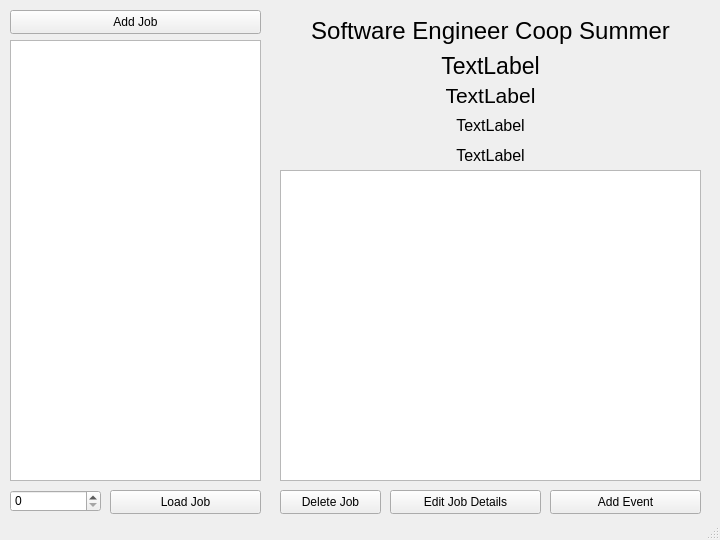
This is mainwindow.ui in frenchcokes/Job-Tracker as Qt 5 draws it before an edit. The edited form follows.
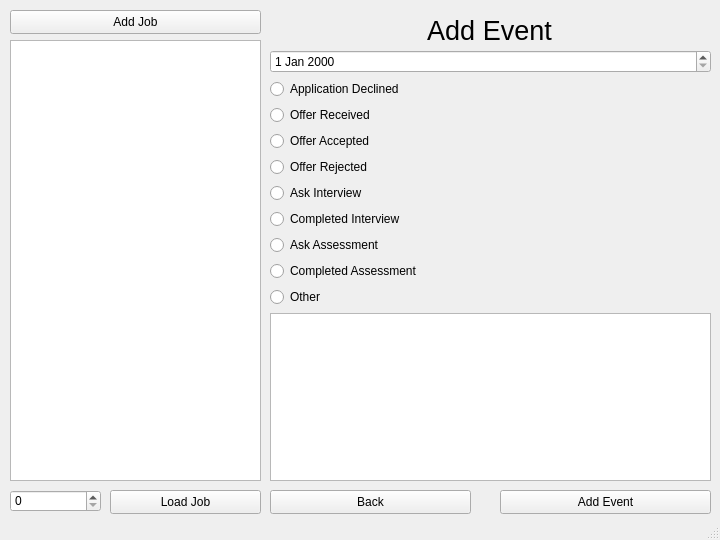
This is the edited form.

The edit to the form file:
```diff
--- a/mainwindow.ui
+++ b/mainwindow.ui
@@ -43,7 +43,7 @@
      </rect>
     </property>
     <property name="currentIndex">
-     <number>1</number>
+     <number>2</number>
     </property>
     <widget class="QWidget" name="page_0">
      <widget class="QWidget" name="verticalLayoutWidget">
@@ -471,6 +471,139 @@
       </property>
      </widget>
     </widget>
+    <widget class="QWidget" name="page_2">
+     <widget class="QLabel" name="addEventLabel">
+      <property name="geometry">
+       <rect>
+        <x>0</x>
+        <y>0</y>
+        <width>439</width>
+        <height>41</height>
+       </rect>
+      </property>
+      <property name="font">
+       <font>
+        <pointsize>20</pointsize>
+       </font>
+      </property>
+      <property name="text">
+       <string>Add Event</string>
+      </property>
+      <property name="textFormat">
+       <enum>Qt::TextFormat::MarkdownText</enum>
+      </property>
+      <property name="alignment">
+       <set>Qt::AlignmentFlag::AlignCenter</set>
+      </property>
+     </widget>
+     <widget class="QWidget" name="verticalLayoutWidget_2">
+      <property name="geometry">
+       <rect>
+        <x>0</x>
+        <y>40</y>
+        <width>441</width>
+        <height>431</height>
+       </rect>
+      </property>
+      <layout class="QVBoxLayout" name="verticalLayout">
+       <item>
+        <widget class="QDateEdit" name="eventDateEdit"/>
+       </item>
+       <item>
+        <widget class="QRadioButton" name="event0RadioButton">
+         <property name="text">
+          <string>Application Declined</string>
+         </property>
+        </widget>
+       </item>
+       <item>
+        <widget class="QRadioButton" name="event1RadioButton">
+         <property name="text">
+          <string>Offer Received</string>
+         </property>
+        </widget>
+       </item>
+       <item>
+        <widget class="QRadioButton" name="event2RadioButton">
+         <property name="text">
+          <string>Offer Accepted</string>
+         </property>
+        </widget>
+       </item>
+       <item>
+        <widget class="QRadioButton" name="event3RadioButton">
+         <property name="text">
+          <string>Offer Rejected</string>
+         </property>
+        </widget>
+       </item>
+       <item>
+        <widget class="QRadioButton" name="event4RadioButton">
+         <property name="text">
+          <string>Ask Interview</string>
+         </property>
+        </widget>
+       </item>
+       <item>
+        <widget class="QRadioButton" name="event5RadioButton">
+         <property name="text">
+          <string>Completed Interview</string>
+         </property>
+        </widget>
+       </item>
+       <item>
+        <widget class="QRadioButton" name="event6RadioButton">
+         <property name="text">
+          <string>Ask Assessment</string>
+         </property>
+        </widget>
+       </item>
+       <item>
+        <widget class="QRadioButton" name="event7RadioButton">
+         <property name="text">
+          <string>Completed Assessment</string>
+         </property>
+        </widget>
+       </item>
+       <item>
+        <widget class="QRadioButton" name="event8RadioButton">
+         <property name="text">
+          <string>Other</string>
+         </property>
+        </widget>
+       </item>
+       <item>
+        <widget class="QPlainTextEdit" name="eventOtherTextEdit"/>
+       </item>
+      </layout>
+     </widget>
+     <widget class="QPushButton" name="addEventPushButton">
+      <property name="geometry">
+       <rect>
+        <x>230</x>
+        <y>480</y>
+        <width>211</width>
+        <height>24</height>
+       </rect>
+      </property>
+      <property name="text">
+       <string>Add Event</string>
+      </property>
+     </widget>
+     <widget class="QPushButton" name="addEventBackPushButton">
+      <property name="geometry">
+       <rect>
+        <x>0</x>
+        <y>480</y>
+        <width>201</width>
+        <height>24</height>
+       </rect>
+      </property>
+      <property name="text">
+       <string>Back</string>
+      </property>
+     </widget>
+    </widget>
    </widget>
    <widget class="QSpinBox" name="jobLoadSpinBox">
     <property name="geometry">
```
